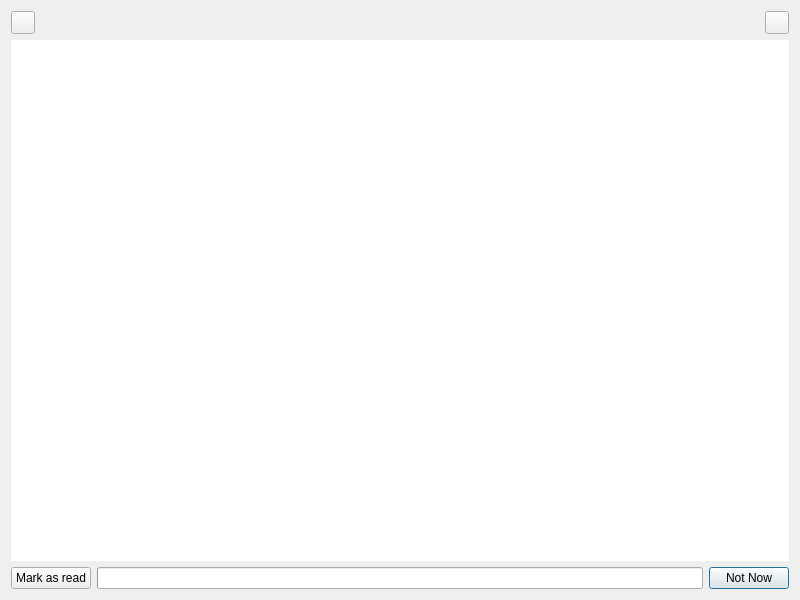
Above: forms/usermessages.ui from pixellots/unclient before the change. Below: the same form after it.
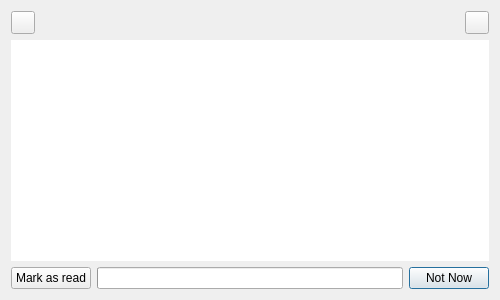
That is the form after the change. Icons and pictures are not drawn. Custom widgets are drawn as their Qt base class.

Diff of the .ui file:
```diff
--- a/forms/usermessages.ui
+++ b/forms/usermessages.ui
@@ -6,14 +6,17 @@
    <rect>
     <x>0</x>
     <y>0</y>
-    <width>800</width>
-    <height>600</height>
+    <width>500</width>
+    <height>300</height>
    </rect>
   </property>
   <property name="windowTitle">
    <string/>
   </property>
   <layout class="QGridLayout" name="gridLayout">
+   <property name="sizeConstraint">
+    <enum>QLayout::SetDefaultConstraint</enum>
+   </property>
    <item row="0" column="0">
     <layout class="QHBoxLayout" name="horizontalLayout">
      <item>
@@ -77,8 +80,8 @@
       <string notr="true">&lt;!DOCTYPE HTML PUBLIC &quot;-//W3C//DTD HTML 4.0//EN&quot; &quot;http://www.w3.org/TR/REC-html40/strict.dtd&quot;&gt;
 &lt;html&gt;&lt;head&gt;&lt;meta name=&quot;qrichtext&quot; content=&quot;1&quot; /&gt;&lt;style type=&quot;text/css&quot;&gt;
 p, li { white-space: pre-wrap; }
-&lt;/style&gt;&lt;/head&gt;&lt;body style=&quot; font-family:'Ubuntu'; font-size:11pt; font-weight:400; font-style:normal;&quot;&gt;
-&lt;p style=&quot;-qt-paragraph-type:empty; margin-top:0px; margin-bottom:0px; margin-left:0px; margin-right:0px; -qt-block-indent:0; text-indent:0px; font-family:'MS Shell Dlg 2'; font-size:8pt;&quot;&gt;&lt;br /&gt;&lt;/p&gt;&lt;/body&gt;&lt;/html&gt;</string>
+&lt;/style&gt;&lt;/head&gt;&lt;body style=&quot; font-family:'MS Shell Dlg 2'; font-size:8.25pt; font-weight:400; font-style:normal;&quot;&gt;
+&lt;p style=&quot;-qt-paragraph-type:empty; margin-top:0px; margin-bottom:0px; margin-left:0px; margin-right:0px; -qt-block-indent:0; text-indent:0px; font-size:8pt;&quot;&gt;&lt;br /&gt;&lt;/p&gt;&lt;/body&gt;&lt;/html&gt;</string>
      </property>
      <property name="openExternalLinks">
       <bool>true</bool>
```
